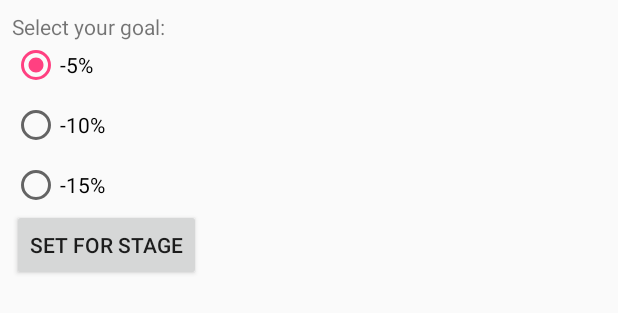
After one commit to vichtisproductions/focusting, an Android app: the layout target_set_view.xml on its own in the app's theme, with its tools: preview values and no code run, on a phone screen of 412 x 824 dp. The commit adds this screen. Shown: the top 313 px of the screen. Run offline under Robolectric (Android 15) with nearby library versions, the phone set to English and light mode, and no system bars.

Commit message:
add ability to set target for  stage 4 from debug screens

```diff
--- a/Deglancer/app/src/main/java/org/coderswithoutborders/deglancer/di/DIGraph.java
+++ b/Deglancer/app/src/main/java/org/coderswithoutborders/deglancer/di/DIGraph.java
@@ -7,6 +7,7 @@ import org.coderswithoutborders.deglancer.func_debug.stage3.DebugStage3Activity;
 import org.coderswithoutborders.deglancer.func_debug.stage4.DebugStage4Activity;
 import org.coderswithoutborders.deglancer.func_debug.stage5.DebugStage5Activity;
 import org.coderswithoutborders.deglancer.func_debug.view.StageSelectView;
+import org.coderswithoutborders.deglancer.func_debug.view.TargetSetView;
 import org.coderswithoutborders.deglancer.receivers.ScreenActionReceiver;
 import org.coderswithoutborders.deglancer.services.TrackerService;
 import org.coderswithoutborders.deglancer.func_debug.view.AveragesSetView;
@@ -34,6 +35,7 @@ public interface DIGraph {
     void inject(DebugStage5Activity view);
     void inject(AveragesSetView view);
     void inject(StageSelectView view);
+    void inject(TargetSetView view);
 
     final class Initializer {
         public static DIGraph init(MainApplication application) {
--- a/Deglancer/app/src/main/java/org/coderswithoutborders/deglancer/di/DataModule.java
+++ b/Deglancer/app/src/main/java/org/coderswithoutborders/deglancer/di/DataModule.java
@@ -39,7 +39,7 @@ public class DataModule {
     RealmConfiguration provideRealmConfiguration(Context context) {
         return new RealmConfiguration.Builder(context)
                 .name("deglancer.realm")
-                .schemaVersion(2)
+                .schemaVersion(3)
                 .deleteRealmIfMigrationNeeded()
                 .migration(new RealmMigration() {
                     @Override
--- a/Deglancer/app/src/main/java/org/coderswithoutborders/deglancer/func_debug/stage4/DebugStage4Activity.java
+++ b/Deglancer/app/src/main/java/org/coderswithoutborders/deglancer/func_debug/stage4/DebugStage4Activity.java
@@ -13,6 +13,7 @@ import org.coderswithoutborders.deglancer.func_debug.stage5.DebugStage5Activity;
 import org.coderswithoutborders.deglancer.func_debug.view.AveragesSetView;
 import org.coderswithoutborders.deglancer.func_debug.view.StageSelectView;
 import org.coderswithoutborders.deglancer.func_debug.view.StatsView;
+import org.coderswithoutborders.deglancer.func_debug.view.TargetSetView;
 import org.coderswithoutborders.deglancer.model.Stage;
 
 import javax.inject.Inject;
@@ -30,6 +31,7 @@ public class DebugStage4Activity extends AppCompatActivity implements IDebugStag
     private StatsView mStatsView;
     private StageSelectView mStageSelectView;
     private AveragesSetView mAvgSetView;
+    private TargetSetView mTargetSetView;
 
     @Override
     protected void onCreate(Bundle savedInstanceState) {
@@ -52,6 +54,9 @@ public class DebugStage4Activity extends AppCompatActivity implements IDebugStag
 
         mAvgSetView = (AveragesSetView) findViewById(R.id.averagesSetView);
         mAvgSetView.setStage(new Stage(3, 1, 1));
+
+        mTargetSetView = (TargetSetView) findViewById(R.id.targetSetView);
+        mTargetSetView.setStage(new Stage(4, 1, 1));
     }
 
     View.OnClickListener buttonClickListener = v -> {
--- a/Deglancer/app/src/main/java/org/coderswithoutborders/deglancer/interactor/IDatabaseInteractor.java
+++ b/Deglancer/app/src/main/java/org/coderswithoutborders/deglancer/interactor/IDatabaseInteractor.java
@@ -2,6 +2,7 @@ package org.coderswithoutborders.deglancer.interactor;
 
 import org.coderswithoutborders.deglancer.model.Averages;
 import org.coderswithoutborders.deglancer.model.ScreenAction;
+import org.coderswithoutborders.deglancer.model.Target;
 
 /**
  * Created by Renier on 2016/04/27.
@@ -50,4 +51,7 @@ public interface IDatabaseInteractor {
     ScreenAction getLastScreenAction();
     ScreenAction getLastScreenActionOfType(String action);
     void commitScreenAction(ScreenAction action);
+
+    void commitTarget(Target target);
+    Target getTargetForStage(int stage);
 }
--- /dev/null
+++ b/Deglancer/app/src/main/res/layout/target_set_view.xml
@@ -0,0 +1,57 @@
+<?xml version="1.0" encoding="utf-8"?>
+<RelativeLayout xmlns:android="http://schemas.android.com/apk/res/android"
+    android:layout_width="match_parent"
+    android:layout_height="match_parent"
+    android:layout_gravity="center_horizontal">
+
+    <RadioGroup
+        android:id="@+id/group"
+        android:layout_width="match_parent"
+        android:layout_height="wrap_content"
+        android:orientation="vertical"
+        android:layout_alignLeft="@+id/textView10"
+        android:layout_below="@+id/textView10">
+
+        <RadioButton
+            android:id="@+id/rdb5"
+            android:layout_width="wrap_content"
+            android:layout_height="wrap_content"
+            android:checked="true"
+            android:clickable="false"
+            android:text="@string/target_set_view_5_percent" />
+
+        <RadioButton
+            android:id="@+id/rdb10"
+            android:layout_width="wrap_content"
+            android:layout_height="wrap_content"
+            android:layout_marginTop="8dp"
+            android:text="@string/target_set_view_10_percent" />
+
+        <RadioButton
+            android:id="@+id/rdb15"
+            android:layout_width="wrap_content"
+            android:layout_height="wrap_content"
+            android:layout_marginTop="8dp"
+            android:text="@string/target_set_view_15_percent" />
+    </RadioGroup>
+
+    <TextView
+        android:id="@+id/textView10"
+        android:layout_width="wrap_content"
+        android:layout_height="wrap_content"
+        android:layout_alignParentLeft="true"
+        android:layout_alignParentStart="true"
+        android:layout_alignParentTop="true"
+        android:layout_marginLeft="8dp"
+        android:layout_marginTop="8dp"
+        android:text="@string/target_set_view_header" />
+
+    <Button
+        android:id="@+id/btnApply"
+        android:layout_width="wrap_content"
+        android:layout_height="wrap_content"
+        android:layout_below="@+id/group"
+        android:text="@string/target_set_view_set_button_text"
+        android:layout_alignLeft="@+id/group"
+        android:layout_alignStart="@+id/group" />
+</RelativeLayout>
--- a/Deglancer/app/src/main/res/values/strings.xml
+++ b/Deglancer/app/src/main/res/values/strings.xml
@@ -67,4 +67,10 @@
 
     <string name="time_picker_okay_button_text">OKAY</string>
     <string name="time_picker_cancel_button_text">CANCEL</string>
+
+    <string name="target_set_view_header">Select your goal:</string>
+    <string name="target_set_view_5_percent">-5%</string>
+    <string name="target_set_view_10_percent">-10%</string>
+    <string name="target_set_view_15_percent">-15%</string>
+    <string name="target_set_view_set_button_text">SET FOR STAGE</string>
 </resources>
```
Also changed, not shown: Deglancer/app/src/main/java/org/coderswithoutborders/deglancer/di/InteractorModule.java (+8 -0 lines), Deglancer/app/src/main/java/org/coderswithoutborders/deglancer/di/PresenterModule.java (+8 -0 lines), Deglancer/app/src/main/java/org/coderswithoutborders/deglancer/func_debug/presenter/ITargetSetViewPresenter.java (added, +16 -0 lines), Deglancer/app/src/main/java/org/coderswithoutborders/deglancer/func_debug/presenter/TargetSetViewPresenter.java (added, +96 -0 lines), Deglancer/app/src/main/java/org/coderswithoutborders/deglancer/func_debug/view/ITargetSetView.java (added, +10 -0 lines), Deglancer/app/src/main/java/org/coderswithoutborders/deglancer/func_debug/view/TargetSetView.java (added, +129 -0 lines), Deglancer/app/src/main/java/org/coderswithoutborders/deglancer/interactor/DatabaseInteractor.java (+33 -0 lines), Deglancer/app/src/main/java/org/coderswithoutborders/deglancer/interactor/ITargetInteractor.java (added, +11 -0 lines), Deglancer/app/src/main/java/org/coderswithoutborders/deglancer/interactor/TargetInteractor.java (added, +56 -0 lines), Deglancer/app/src/main/java/org/coderswithoutborders/deglancer/model/Target.java (added, +37 -0 lines), Deglancer/app/src/main/res/layout/debug_stage4.xml (+20 -9 lines), 2 other files.
